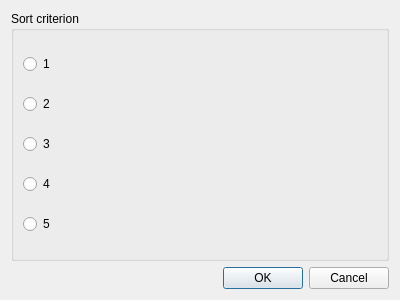
Old version of the form app/sortdialog.ui in the repository DarkHobbit/doublecontact.
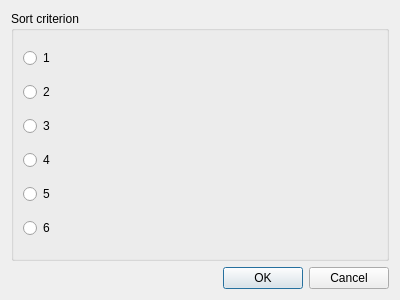
New version of the form.

Commit message: Group support (CATEGORIES, X-CATEGORIES, X-NOKIA-PND-GROUP tags). OSMO export bugs fixed.

What changed in the file:
```diff
--- a/app/sortdialog.ui
+++ b/app/sortdialog.ui
@@ -55,6 +55,13 @@
         </property>
        </widget>
       </item>
+      <item>
+       <widget class="QRadioButton" name="rbByGroup">
+        <property name="text">
+         <string>6</string>
+        </property>
+       </widget>
+      </item>
      </layout>
     </widget>
    </item>
```
The commit also changes 35 other files.
